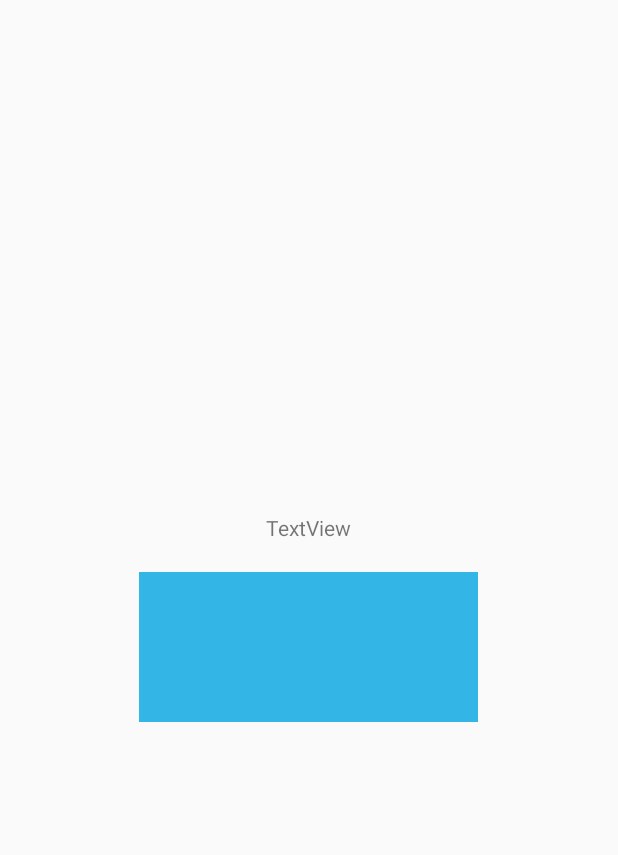
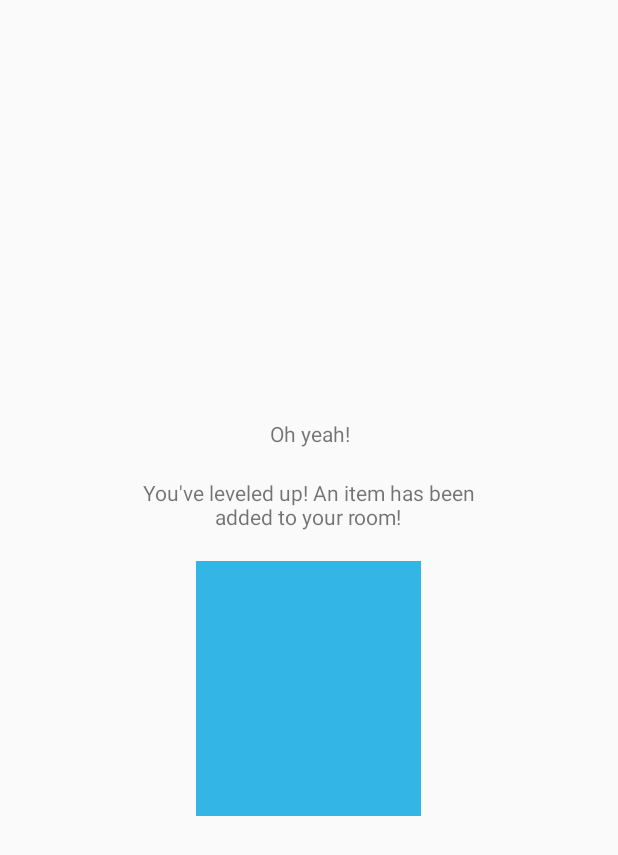
Before and after one commit to cqpham/SEG3125_Project, an Android app: the layout level_up.xml on its own in the app's theme, with its tools: preview values and no code run, on a phone screen of 412 x 824 dp. Shown: the top 855 px of the screen. Run offline under Robolectric (Android 15) with nearby library versions, the phone set to English and light mode, and no system bars.

```diff
--- a/app/build.gradle
+++ b/app/build.gradle
@@ -35,6 +35,6 @@ dependencies {
     compile 'com.android.support:recyclerview-v7:25.1.1'
     compile 'com.takisoft.fix:preference-v7:25.1.1.0'
     compile 'com.android.support:design:25.0.1'
-    compile 'com.android.support.constraint:constraint-layout:+'
+    compile 'com.android.support.constraint:constraint-layout:1.0.2'
     testCompile 'junit:junit:4.12'
 }
--- a/app/src/main/res/layout/level_up.xml
+++ b/app/src/main/res/layout/level_up.xml
@@ -7,15 +7,23 @@
     android:paddingRight="20dp"
     android:gravity="center">
     <TextView
-        android:id="@+id/textView"
+        android:id="@+id/level_up_congrats"
         android:layout_width="wrap_content"
         android:layout_height="wrap_content"
-        android:text="TextView"
-        android:layout_marginBottom="20dp"/>
+        android:text="@string/oh_yeah"
+        android:layout_marginBottom="20dp"
+        android:textAlignment="center"/>
+    <TextView
+        android:id="@+id/level_up_text"
+        android:layout_width="250dp"
+        android:layout_height="wrap_content"
+        android:text="@string/level_up"
+        android:layout_marginBottom="20dp"
+        android:textAlignment="center"/>
 
     <ImageView
-        android:id="@+id/imageView"
+        android:id="@+id/award_image"
         app:srcCompat="@android:color/holo_blue_light"
-        android:layout_width="226dp"
-        android:layout_height="100dp" />
+        android:layout_width="150dp"
+        android:layout_height="170dp" />
 </LinearLayout>
--- a/app/src/main/res/values/strings.xml
+++ b/app/src/main/res/values/strings.xml
@@ -9,12 +9,15 @@
     <string name="timer_default">00:00:00</string>
 
     <string name="congratulations">Congratulations!</string>
+    <string name="oh_yeah">Oh yeah!</string>
     <string name="earned_points">You\'ve earned</string>
     <string name="points">XP points!</string>
+    <string name="level_up">You\'ve leveled up! An item has been added to your room!</string>
 
     <!-- Values for SharedPreferences -->
     <integer name="saved_level_default">1</integer>
     <string name="saved_level">1</string>
     <integer name="points_earned_default">0</integer>
     <string name="points_earned">0</string>
+    <integer name="default_level_points_threshold">100</integer>
 </resources>
```
Also changed, not shown: app/src/main/AndroidManifest.xml (+5 -3 lines), app/src/main/java/seg3125/project/MainActivity.java (+25 -10 lines), app/src/main/java/seg3125/project/SettingsActivity.java (added, +15 -0 lines), app/src/main/res/layout/activity_settings.xml (added, +9 -0 lines), app/src/main/res/layout/content_main.xml (+7 -12 lines), app/src/main/res/drawable/room.png (added).
